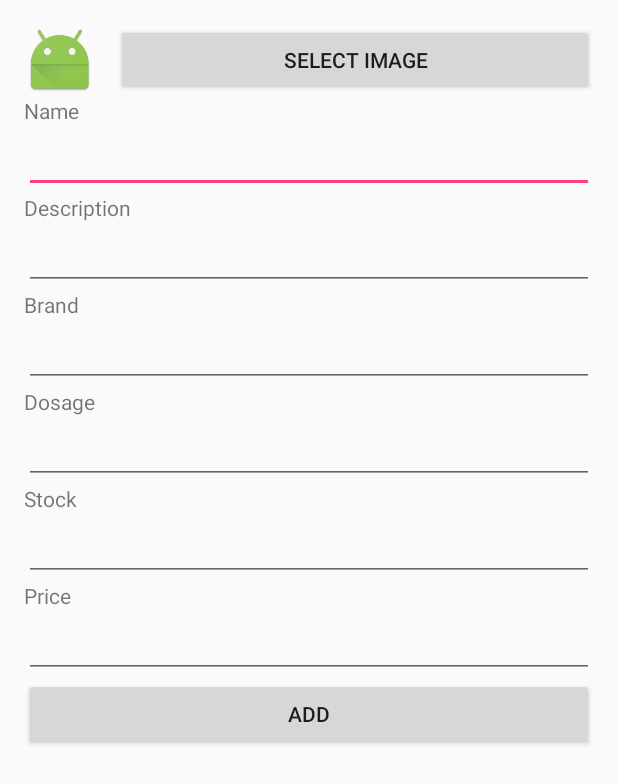
After one commit to JosBarranquero/ManageProducts, an Android app: the layout activity_add_product.xml on its own in the app's theme, with its tools: preview values and no code run, on a phone screen of 412 x 824 dp. The commit adds this screen. Shown: the top 784 px of the screen. Run offline under Robolectric (Android 15) with nearby library versions, the phone set to English and light mode, and no system bars.

Commit message:
Added Activity Layout to add new products

```diff
--- /dev/null
+++ b/app/src/main/java/com/barranquero/manageproducts/AddProduct_Activity.java
@@ -0,0 +1,18 @@
+package com.barranquero.manageproducts;
+
+import android.os.Bundle;
+import android.support.annotation.Nullable;
+import android.support.v7.app.AppCompatActivity;
+
+/**
+ * Class which adds a product to our list
+ * @author José Antonio Barranquero Fernández
+ * @version 1.0
+ */
+public class AddProduct_Activity extends AppCompatActivity {
+    @Override
+    protected void onCreate(@Nullable Bundle savedInstanceState) {
+        super.onCreate(savedInstanceState);
+        setContentView(R.layout.activity_add_product);
+    }
+}
--- /dev/null
+++ b/app/src/main/res/layout/activity_add_product.xml
@@ -0,0 +1,177 @@
+<?xml version="1.0" encoding="utf-8"?>
+<RelativeLayout xmlns:android="http://schemas.android.com/apk/res/android"
+    xmlns:tools="http://schemas.android.com/tools"
+    android:id="@+id/activity_add_product"
+    android:layout_width="match_parent"
+    android:layout_height="match_parent"
+    android:paddingBottom="@dimen/activity_vertical_margin"
+    android:paddingLeft="@dimen/activity_horizontal_margin"
+    android:paddingRight="@dimen/activity_horizontal_margin"
+    android:paddingTop="@dimen/activity_vertical_margin"
+    tools:context="com.barranquero.manageproducts.AddProduct_Activity">
+
+    <ImageView
+        android:layout_width="wrap_content"
+        android:layout_height="wrap_content"
+        android:src="@mipmap/ic_launcher"
+        android:layout_alignParentTop="true"
+        android:layout_alignParentLeft="true"
+        android:layout_alignParentStart="true"
+        android:id="@+id/imgMedicine" />
+
+    <Button
+        android:text="@string/btnSelectImg"
+        android:layout_width="wrap_content"
+        android:layout_height="wrap_content"
+        android:id="@+id/btnSelectImg"
+        android:layout_alignParentTop="true"
+        android:layout_toEndOf="@id/imgMedicine"
+        android:layout_toRightOf="@+id/imgMedicine"
+        android:layout_marginLeft="13dp"
+        android:layout_marginStart="13dp"
+        android:layout_alignParentRight="true"
+        android:layout_alignParentEnd="true" />
+
+    <LinearLayout
+        android:orientation="vertical"
+        android:layout_width="match_parent"
+        android:layout_height="wrap_content"
+        android:id="@+id/lyName"
+        android:layout_below="@id/imgMedicine">
+
+
+        <TextView
+            android:text="@string/txvName"
+            android:layout_width="match_parent"
+            android:layout_height="wrap_content"
+            android:id="@+id/txvName" />
+
+        <EditText
+            android:layout_width="match_parent"
+            android:layout_height="wrap_content"
+            android:inputType="text"
+            android:ems="10"
+            android:id="@+id/edtName" />
+    </LinearLayout>
+
+    <LinearLayout
+        android:orientation="vertical"
+        android:layout_width="match_parent"
+        android:layout_height="wrap_content"
+        android:layout_below="@id/lyName"
+        android:id="@+id/lyDesc">
+
+
+        <TextView
+            android:text="@string/txvDesc"
+            android:layout_width="match_parent"
+            android:layout_height="wrap_content"
+            android:id="@+id/txvDesc" />
+
+        <EditText
+            android:layout_width="match_parent"
+            android:layout_height="wrap_content"
+            android:inputType="text"
+            android:ems="10"
+            android:id="@+id/edtDesc" />
+    </LinearLayout>
+
+    <LinearLayout
+        android:orientation="vertical"
+        android:layout_width="match_parent"
+        android:layout_height="wrap_content"
+        android:layout_below="@id/lyDesc"
+        android:id="@+id/lyBrand">
+
+
+        <TextView
+            android:text="@string/txvBrand"
+            android:layout_width="match_parent"
+            android:layout_height="wrap_content"
+            android:id="@+id/txvBrand" />
+
+        <EditText
+            android:layout_width="match_parent"
+            android:layout_height="wrap_content"
+            android:inputType="text"
+            android:ems="10"
+            android:id="@+id/edtBrand" />
+
+    </LinearLayout>
+
+
+    <LinearLayout
+        android:orientation="vertical"
+        android:layout_width="match_parent"
+        android:layout_height="wrap_content"
+        android:layout_below="@id/lyBrand"
+        android:id="@+id/lyDosage">
+
+
+        <TextView
+            android:text="@string/txvDosage"
+            android:layout_width="match_parent"
+            android:layout_height="wrap_content"
+            android:id="@+id/txvDosage" />
+
+        <EditText
+            android:layout_width="match_parent"
+            android:layout_height="wrap_content"
+            android:inputType="text"
+            android:ems="10"
+            android:id="@+id/edtDosage" />
+    </LinearLayout>
+
+    <LinearLayout
+        android:orientation="vertical"
+        android:layout_width="match_parent"
+        android:layout_height="wrap_content"
+        android:layout_below="@id/lyDosage"
+        android:id="@+id/lyStock">
+
+
+        <TextView
+            android:text="@string/txvStock"
+            android:layout_width="match_parent"
+            android:layout_height="wrap_content"
+            android:id="@+id/txvStock" />
+
+        <EditText
+            android:layout_width="match_parent"
+            android:layout_height="wrap_content"
+            android:inputType="text"
+            android:ems="10"
+            android:id="@+id/edtStock" />
+    </LinearLayout>
+
+    <LinearLayout
+        android:orientation="vertical"
+        android:layout_width="match_parent"
+        android:layout_height="wrap_content"
+        android:layout_below="@id/lyStock"
+        android:id="@+id/lyPrice">
+
+
+        <TextView
+            android:text="@string/txvPrice"
+            android:layout_width="match_parent"
+            android:layout_height="wrap_content"
+            android:id="@+id/txvPrice" />
+
+        <EditText
+            android:layout_width="match_parent"
+            android:layout_height="wrap_content"
+            android:inputType="text"
+            android:ems="10"
+            android:id="@+id/edtPrice" />
+    </LinearLayout>
+
+    <Button
+        android:text="@string/btnAddMed"
+        android:layout_width="match_parent"
+        android:layout_height="wrap_content"
+        android:id="@+id/btnAddMed"
+        android:layout_below="@id/lyPrice"
+        android:layout_centerHorizontal="true"/>
+
+</RelativeLayout>
--- a/app/src/main/res/values/dimens.xml
+++ b/app/src/main/res/values/dimens.xml
@@ -4,4 +4,6 @@
     <dimen name="activity_vertical_margin">16dp</dimen>
     <dimen name="widget_margin_top">25dp</dimen>
     <dimen name="widget_textview_width">100dp</dimen>
+    <dimen name="img_width">20dp</dimen>
+    <dimen name="img_height">15dp</dimen>
 </resources>
--- a/app/src/main/res/values/strings.xml
+++ b/app/src/main/res/values/strings.xml
@@ -6,4 +6,13 @@
     <string name="messagePassword">Enter your password</string>
     <string name="messageUser">Enter your user name</string>
     <string name="btnLogin" translatable="false">Login</string>
+
+    <string name="btnSelectImg">Select image</string>
+    <string name="txvName">Name</string>
+    <string name="txvDesc">Description</string>
+    <string name="txvBrand">Brand</string>
+    <string name="txvDosage">Dosage</string>
+    <string name="txvStock">Stock</string>
+    <string name="txvPrice">Price</string>
+    <string name="btnAddMed">Add</string>
 </resources>
```
Also changed, not shown: app/src/main/res/drawable/cajamedicamentos.jpg (added).
